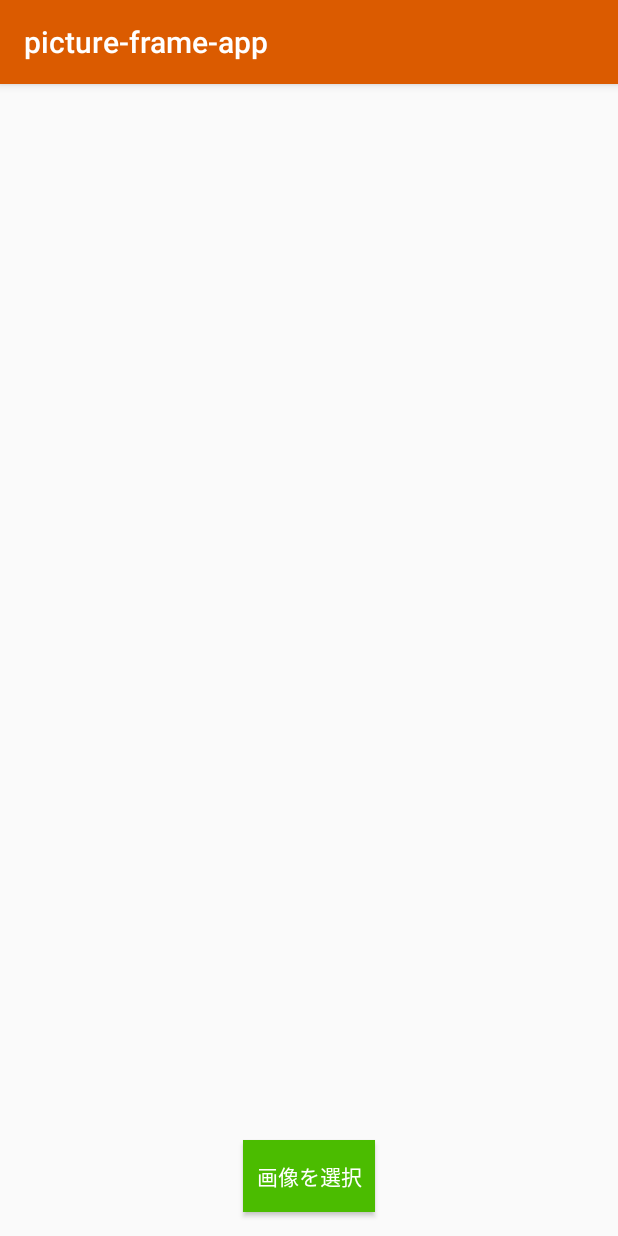
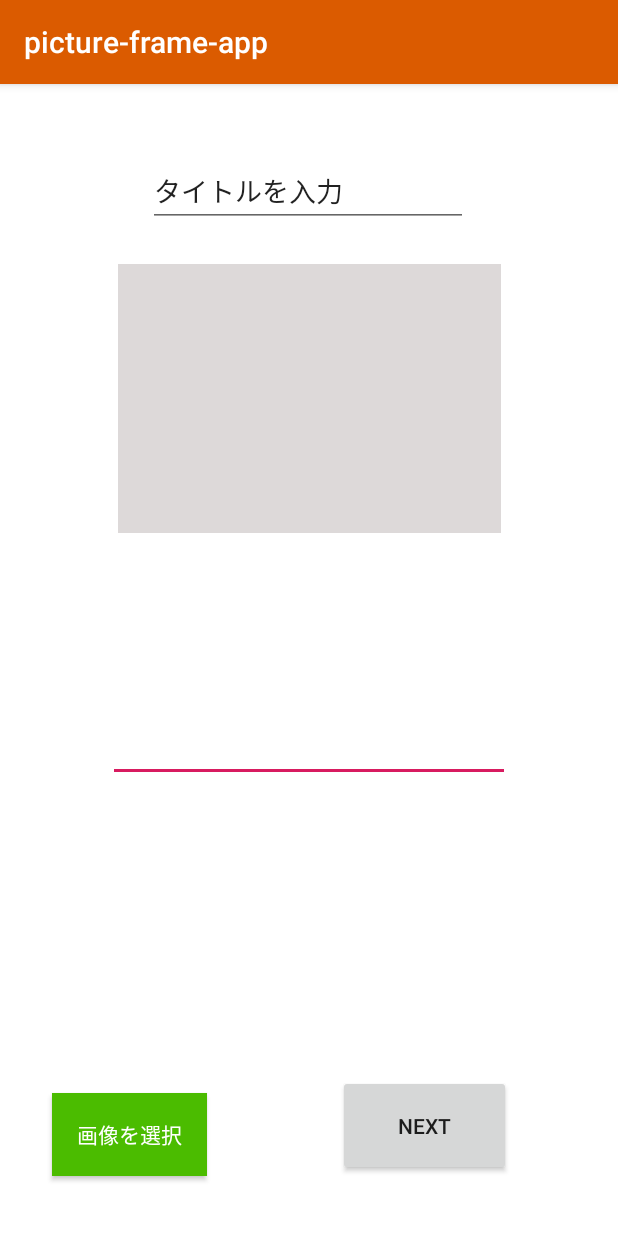
Before and after one commit to SmileHackathon/team05, an Android app: the screen it shows after launch (MainActivity), on a phone screen of 412 x 824 dp. Run offline under Robolectric (Android 15) with nearby library versions, the phone set to English and light mode, and no system bars.

```diff
--- a/app/src/main/AndroidManifest.xml
+++ b/app/src/main/AndroidManifest.xml
@@ -16,6 +16,10 @@
                 <category android:name="android.intent.category.LAUNCHER" />
             </intent-filter>
         </activity>
+        <activity android:name=".SecondActivity" >
+
+        </activity>
+
     </application>
 
 </manifest>
--- a/app/src/main/java/com/example/picture_frame_app/MainActivity.kt
+++ b/app/src/main/java/com/example/picture_frame_app/MainActivity.kt
@@ -6,13 +6,34 @@ import android.os.Bundle
 import android.widget.Button
 import android.widget.Toast
 import android.graphics.BitmapFactory
+import android.widget.EditText
 import android.widget.ImageView
+import kotlinx.android.synthetic.main.activity_main.*
 
 class MainActivity : AppCompatActivity() {
 
     override fun onCreate(savedInstanceState: Bundle?) {
         super.onCreate(savedInstanceState)
         setContentView(R.layout.activity_main)
+
+        //1)Viewの取得
+        val btnStart : Button= findViewById(R.id.btnStart)
+        //(仮)
+        val et:EditText =findViewById(R.id.et)
+        val et2:EditText =findViewById(R.id.et2)//(仮２)
+
+        //2)ボタンを押したら次の画面へ
+        btnStart.setOnClickListener{
+            val intent = Intent(this,SecondActivity::class.java)
+
+            //3)(仮)タイトルの値を渡す
+            intent.putExtra("MY_TITLE",et.text.toString())
+
+            intent.putExtra("MY_TEXT",et2.text.toString())//(仮２)
+
+            startActivity(intent)
+        }
+
 
         val button = findViewById<Button>(R.id.button)
         button.setOnClickListener {
--- a/app/src/main/res/layout/activity_main.xml
+++ b/app/src/main/res/layout/activity_main.xml
@@ -1,30 +1,68 @@
 <?xml version="1.0" encoding="utf-8"?>
-<androidx.constraintlayout.widget.ConstraintLayout
-    xmlns:android="http://schemas.android.com/apk/res/android"
+<androidx.constraintlayout.widget.ConstraintLayout xmlns:android="http://schemas.android.com/apk/res/android"
+    xmlns:app="http://schemas.android.com/apk/res-auto"
     xmlns:tools="http://schemas.android.com/tools"
-    xmlns:app="http://schemas.android.com/apk/res-auto"
     android:layout_width="match_parent"
     android:layout_height="match_parent"
+    android:background="#FFFFFF"
     tools:context=".MainActivity">
 
     <Button
         android:id="@+id/button"
-        android:layout_width="wrap_content"
-        android:layout_height="wrap_content"
-        android:layout_marginBottom="16dp"
+        android:layout_width="103dp"
+        android:layout_height="55dp"
+        android:layout_marginBottom="40dp"
         android:background="@color/buttonColor"
         android:text="@string/button_text"
         android:textColor="@android:color/white"
         app:layout_constraintBottom_toBottomOf="parent"
         app:layout_constraintEnd_toEndOf="parent"
+        app:layout_constraintHorizontal_bias="0.113"
         app:layout_constraintStart_toStartOf="parent" />
 
     <ImageView
         android:id="@+id/imageView"
-        android:layout_width="0dp"
-        android:layout_height="520dp"
-        android:layout_marginTop="8dp"
+        android:layout_width="255dp"
+        android:layout_height="179dp"
+        android:layout_marginTop="120dp"
+        android:background="#DDD9D9"
         app:layout_constraintEnd_toEndOf="parent"
+        app:layout_constraintStart_toStartOf="parent"
+        app:layout_constraintTop_toTopOf="parent" />
+
+    <Button
+        android:id="@+id/btnStart"
+        android:layout_width="115dp"
+        android:layout_height="67dp"
+        android:layout_marginBottom="40dp"
+        android:text="NEXT"
+        app:layout_constraintBottom_toBottomOf="parent"
+        app:layout_constraintEnd_toEndOf="parent"
+        app:layout_constraintHorizontal_bias="0.55"
+        app:layout_constraintStart_toEndOf="@+id/button" />
+
+    <EditText
+        android:id="@+id/et2"
+        android:layout_width="268dp"
+        android:layout_height="136dp"
+        android:layout_marginTop="30dp"
+        android:ems="10"
+        android:gravity="start|top"
+        android:inputType="textMultiLine"
+        app:layout_constraintEnd_toEndOf="parent"
+        app:layout_constraintStart_toStartOf="parent"
+        app:layout_constraintTop_toBottomOf="@+id/imageView" />
+
+    <EditText
+        android:id="@+id/et"
+        android:layout_width="wrap_content"
+        android:layout_height="wrap_content"
+        android:layout_marginTop="48dp"
+        android:ems="10"
+        android:inputType="textPersonName"
+        android:text="タイトルを入力"
+        app:layout_constraintEnd_toEndOf="parent"
+        app:layout_constraintHorizontal_bias="0.497"
         app:layout_constraintStart_toStartOf="parent"
         app:layout_constraintTop_toTopOf="parent" />
 
```
Also changed, not shown: app/src/main/java/com/example/picture_frame_app/SecondActivity.kt (added, +40 -0 lines), app/src/main/res/layout/activity_second.xml (added, +50 -0 lines). Lines whose indentation alone changed are shown as unchanged.
